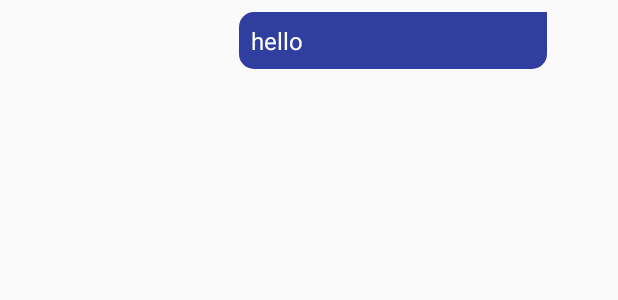
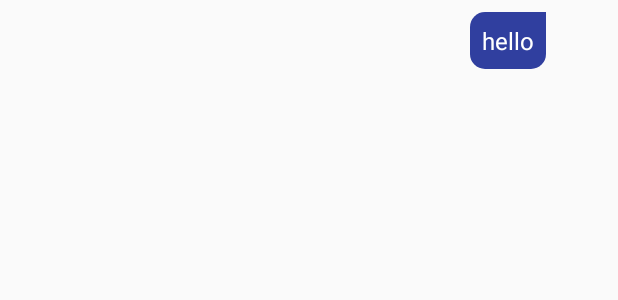
Before and after one commit to HubertLaczak/ChatFirebase, an Android app: the layout chat_item_right.xml on its own in the app's theme, with its tools: preview values and no code run, on a phone screen of 412 x 824 dp. Shown: the top 300 px of the screen. Run offline under Robolectric (Android 15) with nearby library versions, the phone set to English and light mode, and no system bars.

Commit message:
With status ImageView

```diff
--- a/app/src/main/res/layout/chat_item_right.xml
+++ b/app/src/main/res/layout/chat_item_right.xml
@@ -20,14 +20,15 @@
 
         <TextView
             android:id="@+id/show_message"
-            android:layout_width="205dp"
+            android:layout_width="wrap_content"
             android:layout_height="wrap_content"
             android:layout_marginLeft="5dp"
             android:background="@drawable/background_right"
             android:padding="8dp"
             android:text="hello"
             android:textColor="#fff"
-            android:textSize="16sp"/>
+            android:textSize="16sp"
+            android:layout_toLeftOf="@+id/profile_image"/>
 
 
 
```
Also changed, not shown: app/src/main/res/layout/activity_message.xml (+9 -2 lines).
